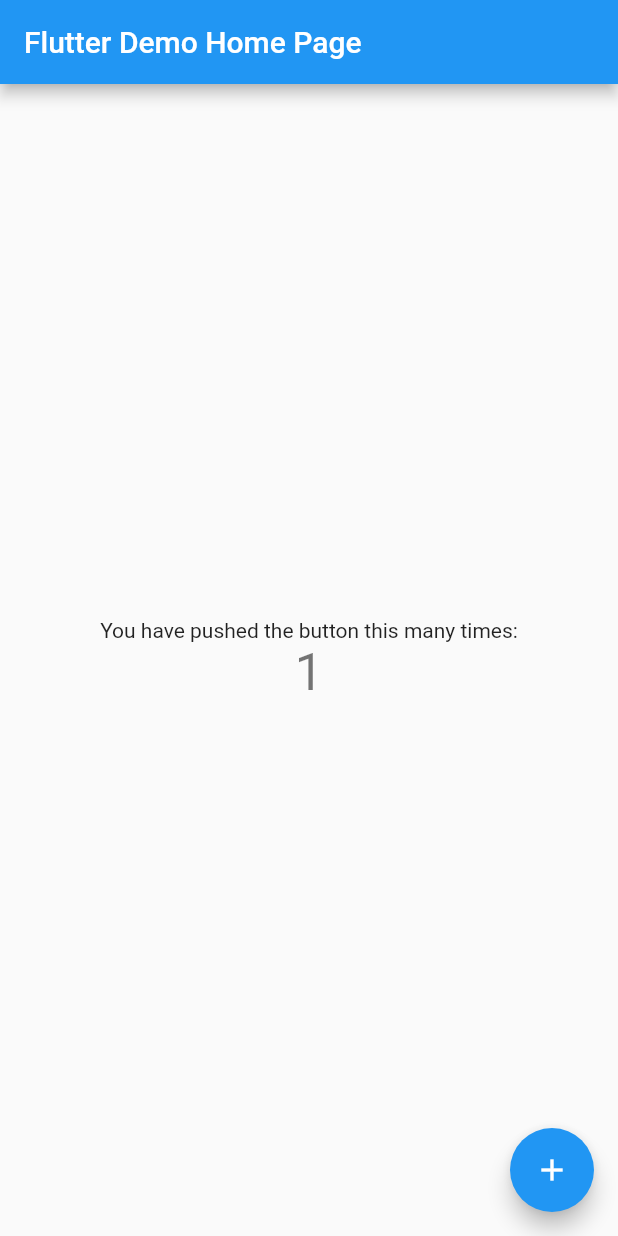
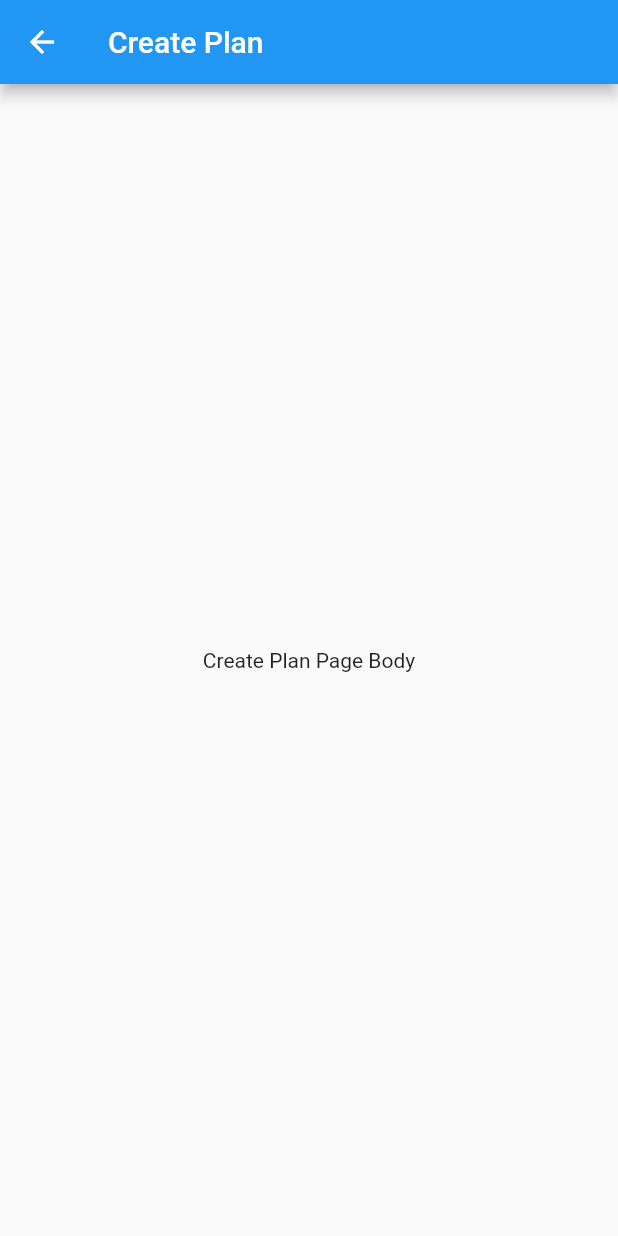
Before and after one commit to negfeed/gonna, a Flutter app: the screen it shows after launch, after a tap on the "add" icon, on a phone screen of 412 x 824 dp. Run offline on Flutter 3.47's test engine with Material 2 defaults, Android fonts, the phone set to English and light mode, and no system bars.

Commit message:
Add a skeletal 'Create Plan' page.

```diff
--- a/client/lib/main.dart
+++ b/client/lib/main.dart
@@ -7,105 +7,78 @@ class MyApp extends StatelessWidget {
   @override
   Widget build(BuildContext context) {
     return MaterialApp(
-      title: 'Flutter Demo',
+      title: 'Gonna',
       theme: ThemeData(
-        // This is the theme of your application.
-        //
-        // Try running your application with "flutter run". You'll see the
-        // application has a blue toolbar. Then, without quitting the app, try
-        // changing the primarySwatch below to Colors.green and then invoke
-        // "hot reload" (press "r" in the console where you ran "flutter run",
-        // or simply save your changes to "hot reload" in a Flutter IDE).
-        // Notice that the counter didn't reset back to zero; the application
-        // is not restarted.
-        primarySwatch: Colors.blue,
-      ),
-      home: MyHomePage(title: 'Flutter Demo Home Page'),
+          primarySwatch: Colors.blue),
+      home: HomePage(title: 'Gonna'),
     );
   }
 }
 
-class MyHomePage extends StatefulWidget {
-  MyHomePage({Key key, this.title}) : super(key: key);
-
-  // This widget is the home page of your application. It is stateful, meaning
-  // that it has a State object (defined below) that contains fields that affect
-  // how it looks.
-
-  // This class is the configuration for the state. It holds the values (in this
-  // case the title) provided by the parent (in this case the App widget) and
-  // used by the build method of the State. Fields in a Widget subclass are
-  // always marked "final".
+class HomePage extends StatefulWidget {
+  HomePage({Key key, this.title}) : super(key: key);
 
   final String title;
 
   @override
-  _MyHomePageState createState() => _MyHomePageState();
+  _HomePageState createState() => _HomePageState();
 }
 
-class _MyHomePageState extends State<MyHomePage> {
-  int _counter = 0;
-
-  void _incrementCounter() {
-    setState(() {
-      // This call to setState tells the Flutter framework that something has
-      // changed in this State, which causes it to rerun the build method below
-      // so that the display can reflect the updated values. If we changed
-      // _counter without calling setState(), then the build method would not be
-      // called again, and so nothing would appear to happen.
-      _counter++;
-    });
+class _HomePageState extends State<HomePage> {
+  void _createPlan() {
+    Navigator.of(context)
+        .push(MaterialPageRoute<void>(builder: (_) => CreatePlanPage()));
   }
 
   @override
   Widget build(BuildContext context) {
-    // This method is rerun every time setState is called, for instance as done
-    // by the _incrementCounter method above.
-    //
-    // The Flutter framework has been optimized to make rerunning build methods
-    // fast, so that you can just rebuild anything that needs updating rather
-    // than having to individually change instances of widgets.
     return Scaffold(
       appBar: AppBar(
-        // Here we take the value from the MyHomePage object that was created by
-        // the App.build method, and use it to set our appbar title.
         title: Text(widget.title),
       ),
       body: Center(
-        // Center is a layout widget. It takes a single child and positions it
-        // in the middle of the parent.
         child: Column(
-          // Column is also a layout widget. It takes a list of children and
-          // arranges them vertically. By default, it sizes itself to fit its
-          // children horizontally, and tries to be as tall as its parent.
-          //
-          // Invoke "debug painting" (press "p" in the console, choose the
-          // "Toggle Debug Paint" action from the Flutter Inspector in Android
-          // Studio, or the "Toggle Debug Paint" command in Visual Studio Code)
-          // to see the wireframe for each widget.
-          //
-          // Column has various properties to control how it sizes itself and
-          // how it positions its children. Here we use mainAxisAlignment to
-          // center the children vertically; the main axis here is the vertical
-          // axis because Columns are vertical (the cross axis would be
-          // horizontal).
           mainAxisAlignment: MainAxisAlignment.center,
           children: <Widget>[
             Text(
-              'You have pushed the button this many times:',
-            ),
-            Text(
-              '$_counter',
-              style: Theme.of(context).textTheme.display1,
+              'Home Page Body',
             ),
           ],
         ),
       ),
       floatingActionButton: FloatingActionButton(
-        onPressed: _incrementCounter,
-        tooltip: 'Increment',
+        onPressed: _createPlan,
+        tooltip: 'Create',
         child: Icon(Icons.add),
-      ), // This trailing comma makes auto-formatting nicer for build methods.
+      ),
     );
   }
 }
+
+class CreatePlanPage extends StatefulWidget {
+  CreatePlanPage({Key key}) : super(key: key);
+
+  @override
+  _CreatePlanPageState createState() => _CreatePlanPageState();
+}
+
+class _CreatePlanPageState extends State<CreatePlanPage> {
+  @override
+  Widget build(BuildContext context) {
+    return Scaffold(
+      appBar: AppBar(
+        title: Text('Create Plan'),
+      ),
+      body: Center(
+        child: Column(
+          mainAxisAlignment: MainAxisAlignment.center,
+          children: <Widget>[
+            Text(
+              'Create Plan Page Body',
+            ),
+          ],
+        ),
+      ),
+    );
+  }
+}
```
